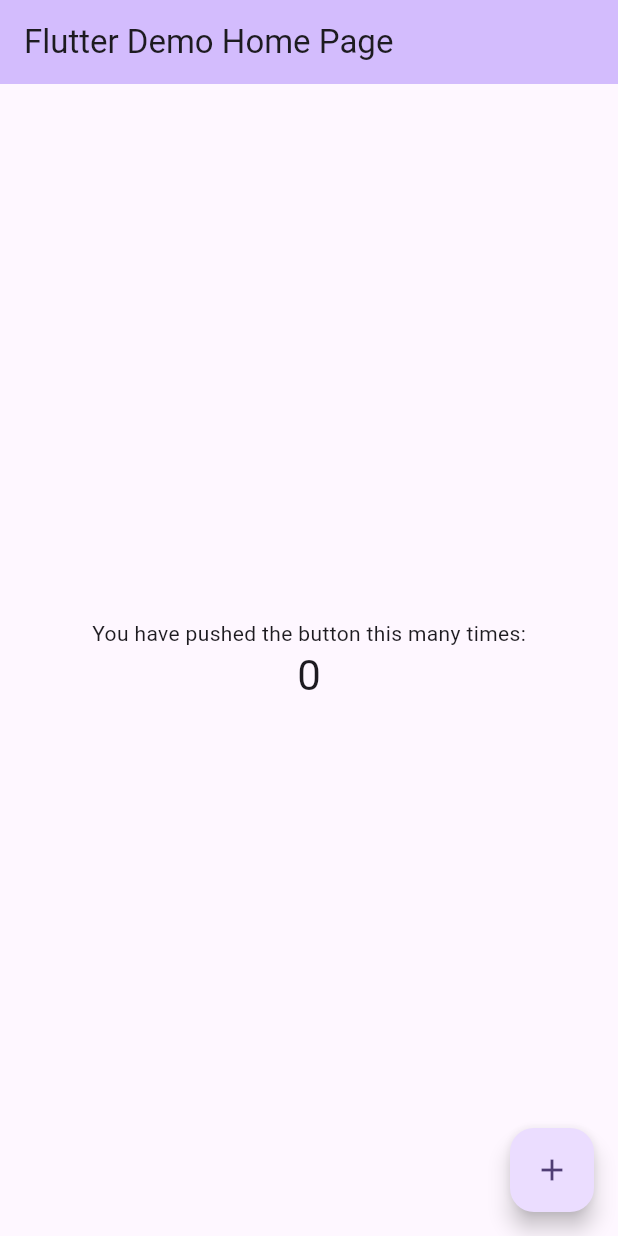
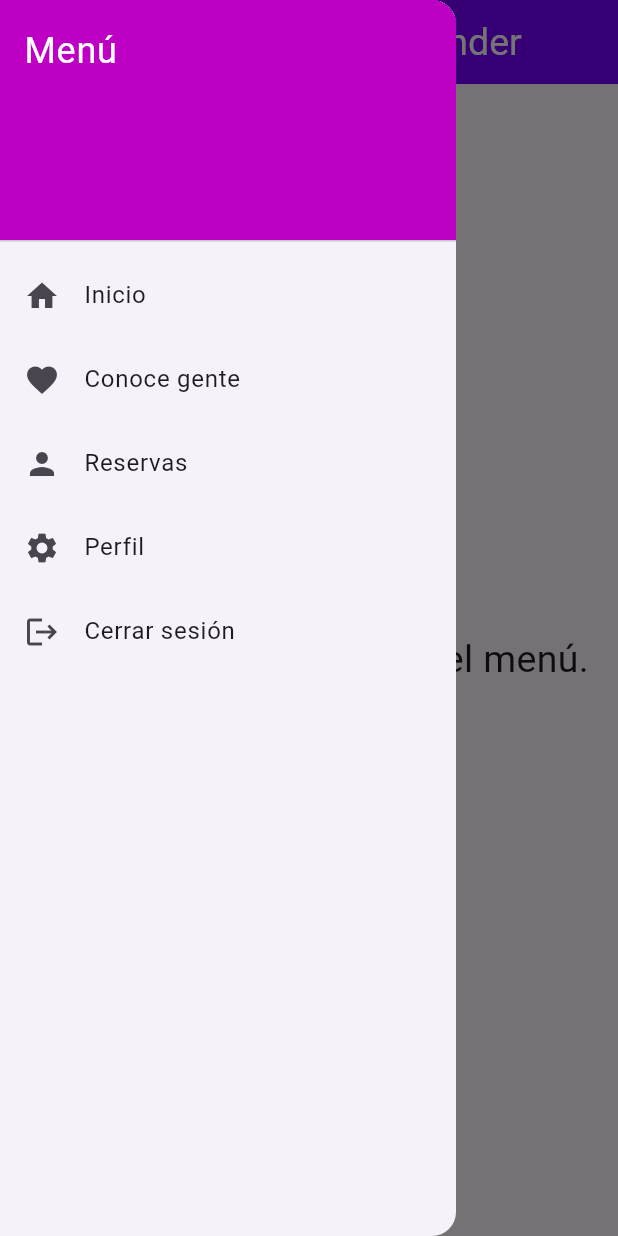
Before and after one commit to Santydas/quiz1, a Flutter app: the screen it shows after launch, with the side drawer open (before the commit the screen has no drawer), on a phone screen of 412 x 824 dp. Run offline on Flutter 3.47's test engine with Material 3 defaults, Android fonts, the phone set to English and light mode, and no system bars.

Commit message:
Second commit developer

```diff
--- a/quiz1/lib/main.dart
+++ b/quiz1/lib/main.dart
@@ -1,122 +1,92 @@
 import 'package:flutter/material.dart';
 
-void main() {
-  runApp(const MyApp());
-}
+void main() => runApp(MiApp());
 
-class MyApp extends StatelessWidget {
-  const MyApp({super.key});
-
-  // This widget is the root of your application.
+class MiApp extends StatelessWidget {
   @override
   Widget build(BuildContext context) {
     return MaterialApp(
-      title: 'Flutter Demo',
+      title: 'Menú Flutter',
       theme: ThemeData(
-        // This is the theme of your application.
-        //
-        // TRY THIS: Try running your application with "flutter run". You'll see
-        // the application has a purple toolbar. Then, without quitting the app,
-        // try changing the seedColor in the colorScheme below to Colors.green
-        // and then invoke "hot reload" (save your changes or press the "hot
-        // reload" button in a Flutter-supported IDE, or press "r" if you used
-        // the command line to start the app).
-        //
-        // Notice that the counter didn't reset back to zero; the application
-        // state is not lost during the reload. To reset the state, use hot
-        // restart instead.
-        //
-        // This works for code too, not just values: Most code changes can be
-        // tested with just a hot reload.
-        colorScheme: ColorScheme.fromSeed(seedColor: Colors.deepPurple),
+        primarySwatch: Colors.indigo,
       ),
-      home: const MyHomePage(title: 'Flutter Demo Home Page'),
+      home: HomePage(),
     );
   }
 }
 
-class MyHomePage extends StatefulWidget {
-  const MyHomePage({super.key, required this.title});
-
-  // This widget is the home page of your application. It is stateful, meaning
-  // that it has a State object (defined below) that contains fields that affect
-  // how it looks.
-
-  // This class is the configuration for the state. It holds the values (in this
-  // case the title) provided by the parent (in this case the App widget) and
-  // used by the build method of the State. Fields in a Widget subclass are
-  // always marked "final".
-
-  final String title;
-
-  @override
-  State<MyHomePage> createState() => _MyHomePageState();
-}
-
-class _MyHomePageState extends State<MyHomePage> {
-  int _counter = 0;
-
-  void _incrementCounter() {
-    setState(() {
-      // This call to setState tells the Flutter framework that something has
-      // changed in this State, which causes it to rerun the build method below
-      // so that the display can reflect the updated values. If we changed
-      // _counter without calling setState(), then the build method would not be
-      // called again, and so nothing would appear to happen.
-      _counter++;
-    });
-  }
-
+class HomePage extends StatelessWidget {
   @override
   Widget build(BuildContext context) {
-    // This method is rerun every time setState is called, for instance as done
-    // by the _incrementCounter method above.
-    //
-    // The Flutter framework has been optimized to make rerunning build methods
-    // fast, so that you can just rebuild anything that needs updating rather
-    // than having to individually change instances of widgets.
     return Scaffold(
       appBar: AppBar(
-        // TRY THIS: Try changing the color here to a specific color (to
-        // Colors.amber, perhaps?) and trigger a hot reload to see the AppBar
-        // change color while the other colors stay the same.
-        backgroundColor: Theme.of(context).colorScheme.inversePrimary,
-        // Here we take the value from the MyHomePage object that was created by
-        // the App.build method, and use it to set our appbar title.
-        title: Text(widget.title),
+        title: Text('Bienvenido a PartyFinder'),
+        titleTextStyle: TextStyle(
+          color: const Color.fromARGB(255, 255, 255, 255),
+          fontSize: 25,
+        ),
+        backgroundColor: const Color.fromARGB(255, 117, 0, 252),
       ),
-      body: Center(
-        // Center is a layout widget. It takes a single child and positions it
-        // in the middle of the parent.
-        child: Column(
-          // Column is also a layout widget. It takes a list of children and
-          // arranges them vertically. By default, it sizes itself to fit its
-          // children horizontally, and tries to be as tall as its parent.
-          //
-          // Column has various properties to control how it sizes itself and
-          // how it positions its children. Here we use mainAxisAlignment to
-          // center the children vertically; the main axis here is the vertical
-          // axis because Columns are vertical (the cross axis would be
-          // horizontal).
-          //
-          // TRY THIS: Invoke "debug painting" (choose the "Toggle Debug Paint"
-          // action in the IDE, or press "p" in the console), to see the
-          // wireframe for each widget.
-          mainAxisAlignment: MainAxisAlignment.center,
+      drawer: Drawer(
+        child: ListView(
+          padding: EdgeInsets.zero,
           children: <Widget>[
-            const Text('You have pushed the button this many times:'),
-            Text(
-              '$_counter',
-              style: Theme.of(context).textTheme.headlineMedium,
+            DrawerHeader(
+              decoration: BoxDecoration(
+                color: const Color.fromARGB(255, 189, 0, 196),
+              ),
+              child: Text(
+                'Menú',
+                style: TextStyle(
+                  color: const Color.fromARGB(255, 255, 255, 255),
+                  fontSize: 24,
+                ),
+              ),
+            ),
+            ListTile(
+              leading: Icon(Icons.home),
+              title: Text('Inicio'),
+              onTap: () {
+                Navigator.pop(context);
+              },
+            ),
+            ListTile(
+              leading: Icon(Icons.favorite),
+              title: Text('Conoce gente'),
+              onTap: () {
+                Navigator.pop(context);
+              },
+            ),
+            ListTile(
+              leading: Icon(Icons.person),
+              title: Text('Reservas'),
+              onTap: () {
+                Navigator.pop(context);
+              },
+            ),
+            ListTile(
+              leading: Icon(Icons.settings),
+              title: Text('Perfil'),
+              onTap: () {
+                Navigator.pop(context);
+              },
+            ),
+            ListTile(
+              leading: Icon(Icons.logout),
+              title: Text('Cerrar sesión'),
+              onTap: () {
+                Navigator.pop(context);
+              },
             ),
           ],
         ),
       ),
-      floatingActionButton: FloatingActionButton(
-        onPressed: _incrementCounter,
-        tooltip: 'Increment',
-        child: const Icon(Icons.add),
-      ), // This trailing comma makes auto-formatting nicer for build methods.
+      body: Center(
+        child: Text(
+          'Selecciona una opción del menú.',
+          style: TextStyle(fontSize: 25),
+        ),
+      ),
     );
   }
 }
```
